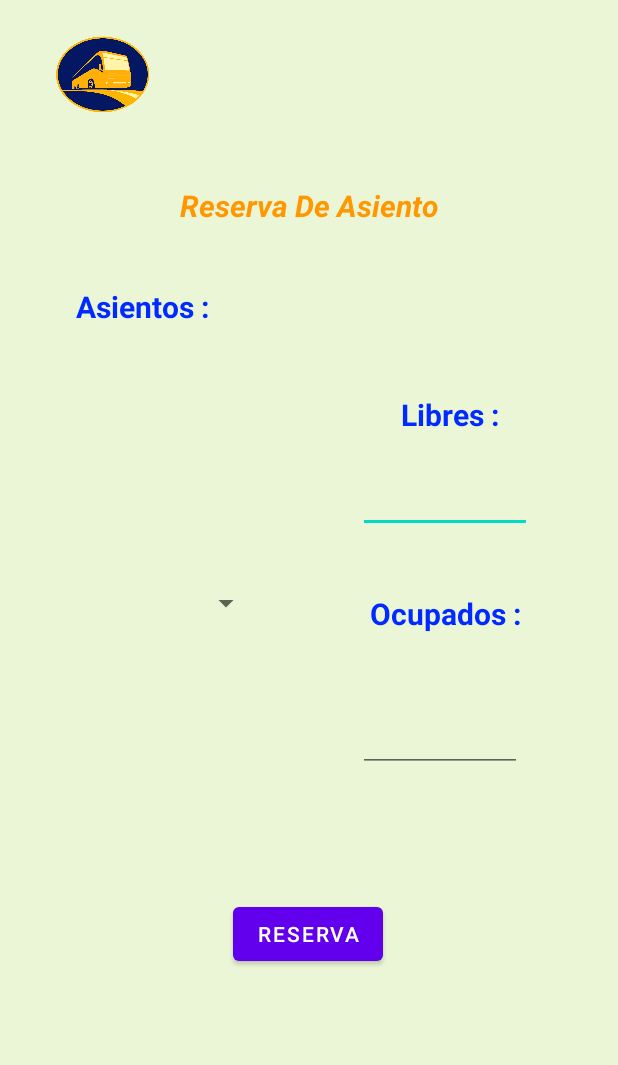
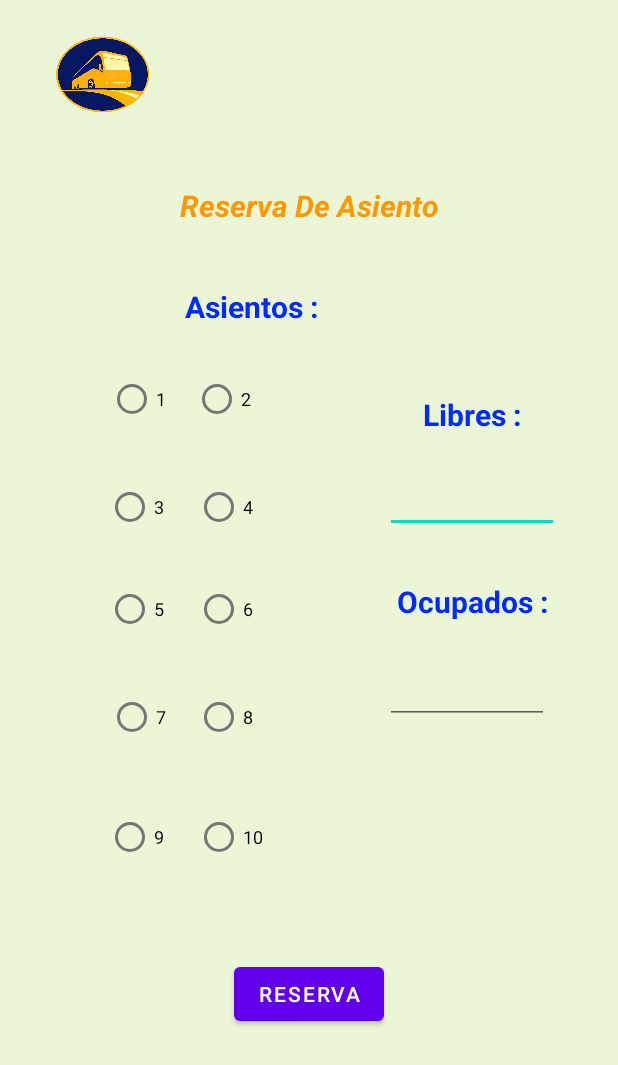
Before and after one commit to ErickVG13/Proyecto_N2, an Android app: the layout activity_asiento_pasajero.xml on its own in the app's theme, with its tools: preview values and no code run, on a phone screen of 412 x 824 dp. Shown: the top 1065 px of the screen. Run offline under Robolectric (Android 15) with nearby library versions, the phone set to English and light mode, and no system bars.

Commit message:
Version 2.0

```diff
--- a/app/src/main/res/layout/activity_asiento_pasajero.xml
+++ b/app/src/main/res/layout/activity_asiento_pasajero.xml
@@ -31,15 +31,188 @@
         app:layout_constraintStart_toStartOf="parent"
         app:layout_constraintTop_toBottomOf="@+id/imageView4" />
 
-    <Spinner
-        android:id="@+id/spinner3"
-        android:layout_width="141dp"
-        android:layout_height="328dp"
+    <EditText
+        android:id="@+id/txt_libre"
+        android:layout_width="116dp"
+        android:layout_height="45dp"
         android:layout_marginTop="20dp"
+        android:ems="10"
+        android:inputType="textPersonName"
         app:layout_constraintEnd_toEndOf="parent"
-        app:layout_constraintHorizontal_bias="0.122"
+        app:layout_constraintHorizontal_bias="0.867"
+        app:layout_constraintStart_toStartOf="parent"
+        app:layout_constraintTop_toBottomOf="@+id/textView19" />
+
+    <TextView
+        android:id="@+id/textView20"
+        android:layout_width="wrap_content"
+        android:layout_height="wrap_content"
+        android:layout_marginTop="32dp"
+        android:text="Ocupados :"
+        android:textColor="#002AFF"
+        android:textSize="20sp"
+        android:textStyle="bold"
+        app:layout_constraintEnd_toEndOf="parent"
+        app:layout_constraintHorizontal_bias="0.851"
+        app:layout_constraintStart_toStartOf="parent"
+        app:layout_constraintTop_toBottomOf="@+id/txt_libre" />
+
+    <EditText
+        android:id="@+id/txt_ocupado"
+        android:layout_width="109dp"
+        android:layout_height="40dp"
+        android:layout_marginTop="28dp"
+        android:ems="10"
+        android:inputType="textPersonName"
+        app:layout_constraintEnd_toEndOf="parent"
+        app:layout_constraintHorizontal_bias="0.847"
+        app:layout_constraintStart_toStartOf="parent"
+        app:layout_constraintTop_toBottomOf="@+id/textView20" />
+
+    <TextView
+        android:id="@+id/textView19"
+        android:layout_width="wrap_content"
+        android:layout_height="wrap_content"
+        android:layout_marginTop="112dp"
+        android:text="Libres :"
+        android:textColor="#002AFF"
+        android:textSize="20sp"
+        android:textStyle="bold"
+        app:layout_constraintEnd_toEndOf="parent"
+        app:layout_constraintHorizontal_bias="0.813"
+        app:layout_constraintStart_toStartOf="parent"
+        app:layout_constraintTop_toBottomOf="@+id/textView17" />
+
+    <Button
+        android:id="@+id/bt_reserva"
+        android:layout_width="wrap_content"
+        android:layout_height="wrap_content"
+        android:layout_marginTop="156dp"
+        android:text="Reserva"
+        app:layout_constraintEnd_toEndOf="parent"
+        app:layout_constraintStart_toStartOf="parent"
+        app:layout_constraintTop_toBottomOf="@+id/txt_ocupado" />
+
+    <RadioButton
+        android:id="@+id/rd_1"
+        android:layout_width="wrap_content"
+        android:layout_height="wrap_content"
+        android:layout_marginTop="24dp"
+        android:text="1"
+        android:textSize="12sp"
+        app:layout_constraintEnd_toEndOf="parent"
+        app:layout_constraintHorizontal_bias="0.198"
         app:layout_constraintStart_toStartOf="parent"
         app:layout_constraintTop_toBottomOf="@+id/textView18" />
+
+    <RadioButton
+        android:id="@+id/rd_6"
+        android:layout_width="wrap_content"
+        android:layout_height="wrap_content"
+        android:layout_marginTop="20dp"
+        android:text="6"
+        android:textSize="12sp"
+        app:layout_constraintEnd_toEndOf="parent"
+        app:layout_constraintHorizontal_bias="0.358"
+        app:layout_constraintStart_toStartOf="parent"
+        app:layout_constraintTop_toBottomOf="@+id/rd_4" />
+
+    <RadioButton
+        android:id="@+id/rd_7"
+        android:layout_width="wrap_content"
+        android:layout_height="wrap_content"
+        android:layout_marginTop="24dp"
+        android:text="7"
+        android:textSize="12sp"
+        app:layout_constraintEnd_toEndOf="parent"
+        app:layout_constraintHorizontal_bias="0.198"
+        app:layout_constraintStart_toStartOf="parent"
+        app:layout_constraintTop_toBottomOf="@+id/rd_5" />
+
+    <RadioButton
+        android:id="@+id/rd_10"
+        android:layout_width="wrap_content"
+        android:layout_height="wrap_content"
+        android:layout_marginTop="32dp"
+        android:text="10"
+        android:textSize="12sp"
+        app:layout_constraintEnd_toEndOf="parent"
+        app:layout_constraintHorizontal_bias="0.358"
+        app:layout_constraintStart_toStartOf="parent"
+        app:layout_constraintTop_toBottomOf="@+id/rd_8" />
+
+    <RadioButton
+        android:id="@+id/rd_4"
+        android:layout_width="wrap_content"
+        android:layout_height="wrap_content"
+        android:layout_marginTop="24dp"
+        android:text="4"
+        android:textSize="12sp"
+        app:layout_constraintEnd_toEndOf="parent"
+        app:layout_constraintHorizontal_bias="0.358"
+        app:layout_constraintStart_toStartOf="parent"
+        app:layout_constraintTop_toBottomOf="@+id/rd_2" />
+
+    <RadioButton
+        android:id="@+id/rd_8"
+        android:layout_width="wrap_content"
+        android:layout_height="wrap_content"
+        android:layout_marginTop="24dp"
+        android:text="8"
+        android:textSize="12sp"
+        app:layout_constraintEnd_toEndOf="parent"
+        app:layout_constraintHorizontal_bias="0.358"
+        app:layout_constraintStart_toStartOf="parent"
+        app:layout_constraintTop_toBottomOf="@+id/rd_6" />
+
+    <RadioButton
+        android:id="@+id/rd_9"
+        android:layout_width="wrap_content"
+        android:layout_height="wrap_content"
+        android:layout_marginTop="32dp"
+        android:text="9"
+        android:textSize="12sp"
+        app:layout_constraintEnd_toEndOf="parent"
+        app:layout_constraintHorizontal_bias="0.195"
+        app:layout_constraintStart_toStartOf="parent"
+        app:layout_constraintTop_toBottomOf="@+id/rd_7" />
+
+    <RadioButton
+        android:id="@+id/rd_5"
+        android:layout_width="wrap_content"
+        android:layout_height="wrap_content"
+        android:layout_marginTop="20dp"
+        android:text="5"
+        android:textSize="12sp"
+        app:layout_constraintEnd_toEndOf="parent"
+        app:layout_constraintHorizontal_bias="0.195"
+        app:layout_constraintStart_toStartOf="parent"
+        app:layout_constraintTop_toBottomOf="@+id/rd_3" />
+
+    <RadioButton
+        android:id="@+id/rd_2"
+        android:layout_width="wrap_content"
+        android:layout_height="wrap_content"
+        android:layout_marginStart="8dp"
+        android:layout_marginTop="24dp"
+        android:text="2"
+        android:textSize="12sp"
+        app:layout_constraintEnd_toEndOf="parent"
+        app:layout_constraintHorizontal_bias="0.004"
+        app:layout_constraintStart_toEndOf="@+id/rd_1"
+        app:layout_constraintTop_toBottomOf="@+id/textView18" />
+
+    <RadioButton
+        android:id="@+id/rd_3"
+        android:layout_width="wrap_content"
+        android:layout_height="wrap_content"
+        android:layout_marginTop="24dp"
+        android:text="3"
+        android:textSize="12sp"
+        app:layout_constraintEnd_toEndOf="parent"
+        app:layout_constraintHorizontal_bias="0.195"
+        app:layout_constraintStart_toStartOf="parent"
+        app:layout_constraintTop_toBottomOf="@+id/rd_1" />
 
     <TextView
         android:id="@+id/textView18"
@@ -51,70 +224,8 @@
         android:textSize="20sp"
         android:textStyle="bold"
         app:layout_constraintEnd_toEndOf="parent"
-        app:layout_constraintHorizontal_bias="0.156"
+        app:layout_constraintHorizontal_bias="0.381"
         app:layout_constraintStart_toStartOf="parent"
         app:layout_constraintTop_toBottomOf="@+id/textView17" />
 
-    <EditText
-        android:id="@+id/editTextTextPersonName"
-        android:layout_width="116dp"
-        android:layout_height="45dp"
-        android:layout_marginTop="20dp"
-        android:ems="10"
-        android:inputType="textPersonName"
-        app:layout_constraintEnd_toEndOf="parent"
-        app:layout_constraintHorizontal_bias="0.806"
-        app:layout_constraintStart_toStartOf="parent"
-        app:layout_constraintTop_toBottomOf="@+id/textView19" />
-
-    <TextView
-        android:id="@+id/textView20"
-        android:layout_width="wrap_content"
-        android:layout_height="wrap_content"
-        android:layout_marginTop="40dp"
-        android:text="Ocupados :"
-        android:textColor="#002AFF"
-        android:textSize="20sp"
-        android:textStyle="bold"
-        app:layout_constraintEnd_toEndOf="parent"
-        app:layout_constraintHorizontal_bias="0.793"
-        app:layout_constraintStart_toStartOf="parent"
-        app:layout_constraintTop_toBottomOf="@+id/editTextTextPersonName" />
-
-    <TextView
-        android:id="@+id/textView19"
-        android:layout_width="wrap_content"
-        android:layout_height="wrap_content"
-        android:layout_marginTop="112dp"
-        android:text="Libres :"
-        android:textColor="#002AFF"
-        android:textSize="20sp"
-        android:textStyle="bold"
-        app:layout_constraintEnd_toEndOf="parent"
-        app:layout_constraintHorizontal_bias="0.771"
-        app:layout_constraintStart_toStartOf="parent"
-        app:layout_constraintTop_toBottomOf="@+id/textView17" />
-
-    <EditText
-        android:id="@+id/editTextTextPersonName2"
-        android:layout_width="109dp"
-        android:layout_height="40dp"
-        android:layout_marginTop="52dp"
-        android:ems="10"
-        android:inputType="textPersonName"
-        app:layout_constraintEnd_toEndOf="parent"
-        app:layout_constraintHorizontal_bias="0.788"
-        app:layout_constraintStart_toStartOf="parent"
-        app:layout_constraintTop_toBottomOf="@+id/textView20" />
-
-    <Button
-        android:id="@+id/button2"
-        android:layout_width="wrap_content"
-        android:layout_height="wrap_content"
-        android:layout_marginTop="84dp"
-        android:text="Reserva"
-        app:layout_constraintEnd_toEndOf="parent"
-        app:layout_constraintHorizontal_bias="0.498"
-        app:layout_constraintStart_toStartOf="parent"
-        app:layout_constraintTop_toBottomOf="@+id/editTextTextPersonName2" />
 </androidx.constraintlayout.widget.ConstraintLayout>
--- a/app/src/main/res/layout/activity_boleto_reserva.xml
+++ b/app/src/main/res/layout/activity_boleto_reserva.xml
@@ -4,7 +4,7 @@
     xmlns:tools="http://schemas.android.com/tools"
     android:layout_width="match_parent"
     android:layout_height="match_parent"
-    android:background="#EAF6D5"
+    android:background="#C2FF58"
     tools:context=".Boleto_Reserva">
 
     <ImageView
```
Also changed, not shown: app/src/main/AndroidManifest.xml (+12 -0 lines), app/src/main/java/cl/app/proyecto_n2/Asiento_Pasajero.java (+56 -0 lines), app/src/main/java/cl/app/proyecto_n2/Registrarse.java (+7 -13 lines), app/src/main/res/layout/activity_main.xml (+14 -14 lines).
